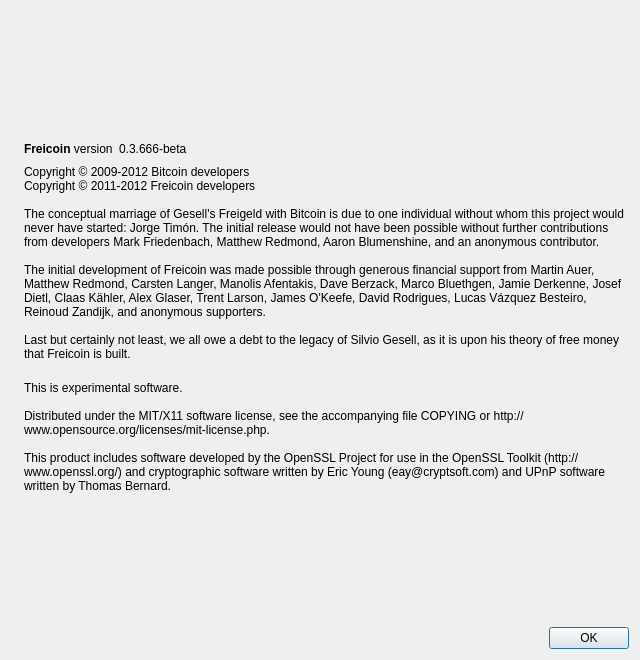
Old version of the form src/qt/forms/aboutdialog.ui in the repository crypto-mint/ceuro.
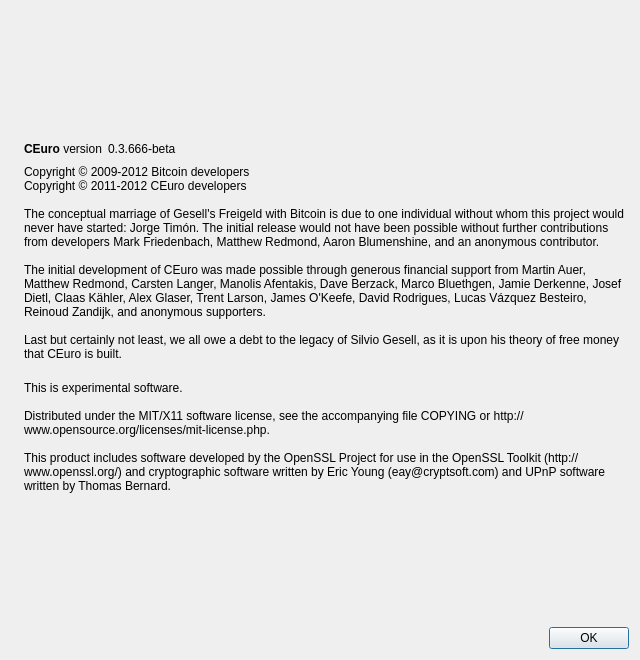
New version of the form. Icons and pictures are not drawn.

```diff
--- a/src/qt/forms/aboutdialog.ui
+++ b/src/qt/forms/aboutdialog.ui
@@ -50,7 +50,7 @@
           <cursorShape>IBeamCursor</cursorShape>
          </property>
          <property name="text">
-          <string>&lt;b&gt;Freicoin&lt;/b&gt; version</string>
+          <string>&lt;b&gt;CEuro&lt;/b&gt; version</string>
          </property>
          <property name="textInteractionFlags">
           <set>Qt::LinksAccessibleByMouse|Qt::TextSelectableByKeyboard|Qt::TextSelectableByMouse</set>
@@ -92,13 +92,13 @@
        </property>
        <property name="text">
         <string>Copyright © 2009-2012 Bitcoin developers
-Copyright © 2011-2012 Freicoin developers
+Copyright © 2011-2012 CEuro developers
 
 The conceptual marriage of Gesell's Freigeld with Bitcoin is due to one individual without whom this project would never have started: Jorge Timón. The initial release would not have been possible without further contributions from developers Mark Friedenbach, Matthew Redmond, Aaron Blumenshine, and an anonymous contributor.
 
-The initial development of Freicoin was made possible through generous financial support from Martin Auer, Matthew Redmond, Carsten Langer, Manolis Afentakis, Dave Berzack, Marco Bluethgen, Jamie Derkenne, Josef Dietl, Claas Kähler, Alex Glaser, Trent Larson, James O'Keefe, David Rodrigues, Lucas Vázquez Besteiro, Reinoud Zandijk, and anonymous supporters.
+The initial development of CEuro was made possible through generous financial support from Martin Auer, Matthew Redmond, Carsten Langer, Manolis Afentakis, Dave Berzack, Marco Bluethgen, Jamie Derkenne, Josef Dietl, Claas Kähler, Alex Glaser, Trent Larson, James O'Keefe, David Rodrigues, Lucas Vázquez Besteiro, Reinoud Zandijk, and anonymous supporters.
 
-Last but certainly not least, we all owe a debt to the legacy of Silvio Gesell, as it is upon his theory of free money that Freicoin is built.</string>
+Last but certainly not least, we all owe a debt to the legacy of Silvio Gesell, as it is upon his theory of free money that CEuro is built.</string>
        </property>
        <property name="wordWrap">
         <bool>true</bool>
```
Left out of the diff: 6 changed lines with no effect on the pictures.
